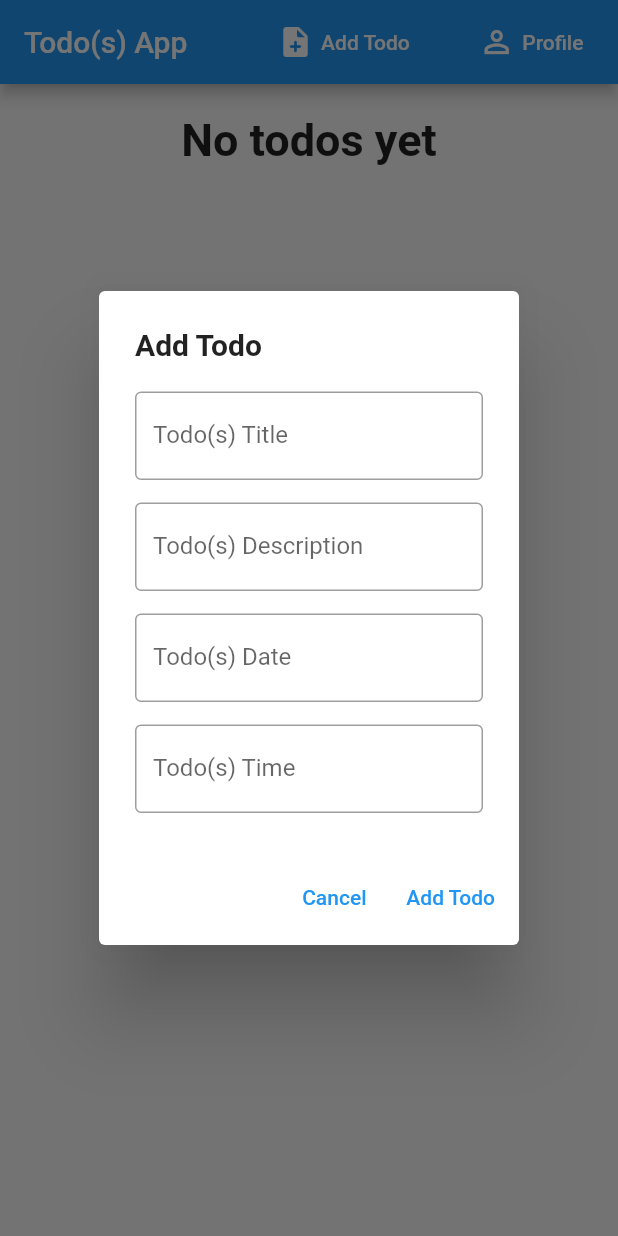
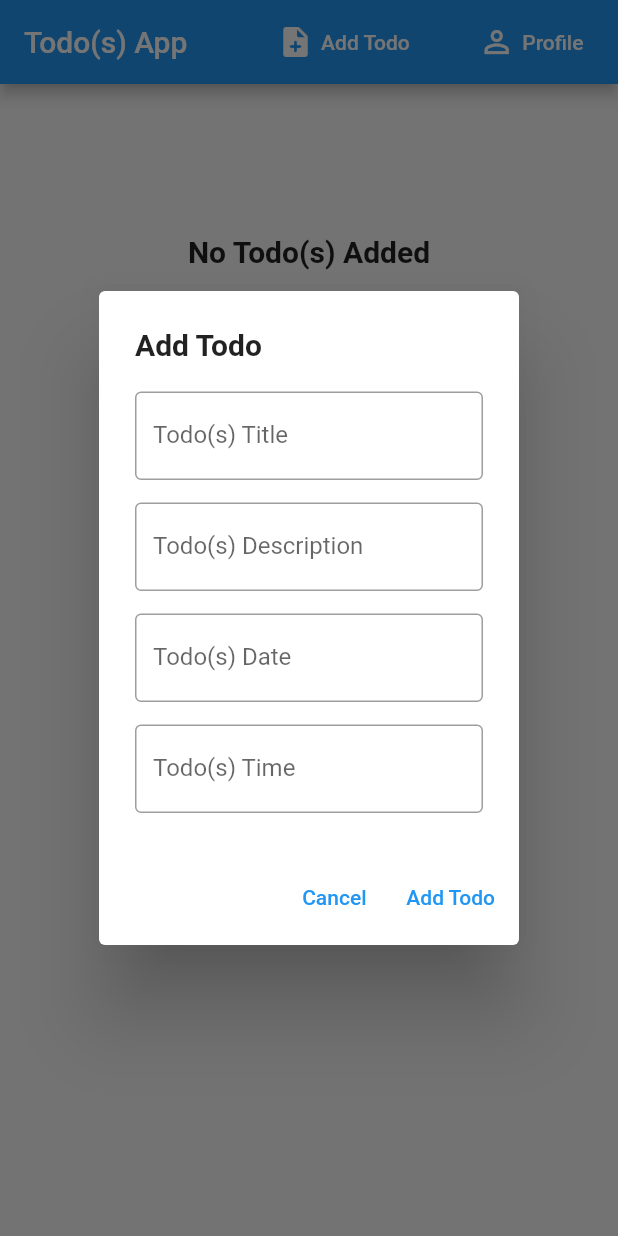
Before and after one commit to Muhariefliman/TodosApp-flutter, a Flutter app: the homePage screen opened directly with empty values, after a tap on "Add Todo", on a phone screen of 412 x 824 dp. Run offline on Flutter 3.47's test engine with Material 2 defaults, Android fonts, the phone set to English and light mode, and no system bars; our stand-ins replace get; network calls fail.

```diff
--- /dev/null
+++ b/todos_app/lib/controller/ListController.dart
@@ -0,0 +1,15 @@
+
+import 'package:get/get.dart';
+import 'package:todos_app/models/Todo.dart';
+
+class ListController extends GetxController{
+  List<Todo> todos = <Todo>[].obs;
+
+  updateTodos(List<Todo> todosW){
+    todos.clear();
+    for(Todo todo in todosW){
+      todos.add(todo);
+    }
+  }
+
+}
--- a/todos_app/lib/pages/home.dart
+++ b/todos_app/lib/pages/home.dart
@@ -1,25 +1,26 @@
-// ignore_for_file: prefer_const_constructors, prefer_is_empty, prefer_const_literals_to_create_immutables
+// ignore_for_file: prefer_const_constructors, prefer_is_empty, prefer_const_literals_to_create_immutables, must_be_immutable, use_key_in_widget_constructors, prefer_initializing_formals
 
 import 'package:flutter/material.dart';
 import 'package:todos_app/models/Todo.dart';
+import 'package:get/get.dart';
+
 import 'package:todos_app/models/User.dart';
 import 'package:todos_app/pages/profile.dart';
+
+import 'package:todos_app/widgets/add_todo.dart';
 import '../widgets/TodoView.dart';
-import 'package:get/get.dart';
+
+
+import 'package:todos_app/controller/ListController.dart';
 
 class homePage extends StatelessWidget {
   homePage(User user) {
     this.user = user;
-    todos = user.getTodos();
+    todoListController.updateTodos(user.getTodos());
   }
 
   late User user;
-  late List<Todo> todos;
-  final TextEditingController _titileController = TextEditingController();
-  final TextEditingController _descriptionController = TextEditingController();
-  final TextEditingController _dateController = TextEditingController();
-  final TextEditingController _timeController = TextEditingController();
-
+  final ListController todoListController = Get.put(ListController());
 
   @override
   Widget build(BuildContext context) {
@@ -32,69 +33,7 @@ class homePage extends StatelessWidget {
             child: TextButton(onPressed: (){
               showDialog(
                   context: context,
-                    builder: (BuildContext context) => AlertDialog(
-                    title: const Text('Add Todo', style: TextStyle(fontWeight: FontWeight.bold),),
-                    content: Column(
-                      mainAxisSize: MainAxisSize.min,
-                      children: [
-                        TextField(
-                          controller: _titileController,
-                          decoration: InputDecoration(
-                            border: OutlineInputBorder(),
-                            labelText: 'Todo(s) Title',
-                          ),
-                        ),
-                        SizedBox(height: 15,),
-                        TextField(
-                          controller: _descriptionController,
-                          decoration: InputDecoration(
-                            border: OutlineInputBorder(),
-                            labelText: 'Todo(s) Description',
-                          ),
-                        ),
-                        SizedBox(height: 15,),
-                        TextField(
-                          controller: _dateController,
-                          decoration: InputDecoration(
-                            border: OutlineInputBorder(),
-                            labelText: 'Todo(s) Date',
-                          ),
-                        ),
-                        SizedBox(height: 15,),
-                        TextField(
-                          controller: _timeController,
-                          decoration: InputDecoration(
-                            border: OutlineInputBorder(),
-                            labelText: 'Todo(s) Time',
-                          ),
-                        ),
-                      ],
-                    ),
-                    actions: <Widget>[
-                      TextButton(
-                        onPressed: () => {
-                          Navigator.pop(context),
-                        },
-                       child: Text('Cancel')
-                      ),
-                      TextButton(
-                        onPressed: () => {
-                          if(_titileController.text.isNotEmpty && _descriptionController.text.isNotEmpty && _dateController.text.isNotEmpty && _timeController.text.isNotEmpty) {
-                            user.addTodos(_titileController.text, _descriptionController.text, _dateController.text, _timeController.text),
-                            Navigator.pushAndRemoveUntil<dynamic>(
-                                    context,
-                                    MaterialPageRoute<dynamic>(
-                                      builder: (BuildContext context) => homePage(user),
-                                    ),
-                                    (route) => false,//if you want to disable back feature set to false
-                            ),
-                          }
-                        },
-                        child: const Text('Add Todo'),
-                      ),
-
-                    ],
-                  ),
+                    builder: (BuildContext context) => add_todos(user: user, todoListController: todoListController),
                 );
             }, child: Row(
               children: [
@@ -123,18 +62,23 @@ class homePage extends StatelessWidget {
       ),
       body: ListView(
         padding: EdgeInsets.symmetric(horizontal: 10),
-        // ignore: prefer_const_literals_to_create_immutables
         children: [
-          if(todos.isEmpty)
-            Center(
-              child: Container(
-                padding: EdgeInsets.all(20),
-                child: Text("No todos yet", style: TextStyle(fontSize: 30, fontWeight: FontWeight.bold),),
-              ),
-            ),
-          if(todos.isNotEmpty)
-            for(Todo todo in todos)
-              TodoView(todo, user),
+          Obx(() =>
+            todoListController.todos.length == 0 ?
+            Center(child: Column(
+              children: [
+                SizedBox(height: 100,),
+                Text("No Todo(s) Added", style: TextStyle(fontSize: 20, fontWeight: FontWeight.bold),),
+              ],
+            )) :
+            ListView.builder(
+              shrinkWrap: true,
+              itemCount: todoListController.todos.length,
+              itemBuilder: (BuildContext context, int index) {
+                return TodoView(todoListController.todos[index], user, todoListController);
+              },
+            )
+          ),
         ],
       ),
     );
--- a/todos_app/lib/pages/login.dart
+++ b/todos_app/lib/pages/login.dart
@@ -16,10 +16,7 @@ class loginPage extends StatelessWidget {
   final List<User> users = [];
 
   void addUsers(){
-    users.add(new User("ABC", "ABC", "ABC"));
-    users.add(new User("ABCD", "ABCD", "ABCD"));
-    users.add(new User("ABCDE", "ABCDE", "ABCDE"));
-    users.add(new User("ABCED", "ABCED", "ABCED"));
+    users.add(new User("Testing Name", "testing@testing.com", "testing"));
   }
 
   @override
@@ -105,8 +102,8 @@ class loginPage extends StatelessWidget {
                                 if(_emailController.text == user.email && _passwordController.text == user.password){
                                     Navigator.pushReplacement(context, MaterialPageRoute<void>(
                                       builder: (BuildContext context) => homePage(user),
-                                    ),
-                                  );
+                                      ),
+                                    );
                                   isValid = false;
                                 }
                               }
--- a/todos_app/lib/widgets/TodoView.dart
+++ b/todos_app/lib/widgets/TodoView.dart
@@ -1,6 +1,8 @@
 // ignore_for_file: prefer_const_constructors, file_names, prefer_const_literals_to_create_immutables, must_be_immutable, prefer_initializing_formals
 
 import 'package:flutter/material.dart';
+import 'package:get/get.dart';
+import 'package:todos_app/controller/ListController.dart';
 import 'package:todos_app/models/Todo.dart';
 import 'package:todos_app/models/User.dart';
 import 'package:todos_app/pages/home.dart';
@@ -8,12 +10,14 @@ import 'package:todos_app/pages/home.dart';
 
 class TodoView extends StatelessWidget {
 
-  TodoView(Todo todo, User user) {
+  TodoView(Todo todo, User user, ListController todoListController) {
     this.todo = todo;
     this.user = user;
+    this.todoListController = todoListController;
   }
   late User user;
   late Todo todo;
+  late ListController todoListController;
 
   @override
   Widget build(BuildContext context) {
@@ -101,13 +105,9 @@ class TodoView extends StatelessWidget {
                           child: Text("Yes"),
                           onPressed: (){
                             user.removeTodos(todo);
-                            Navigator.pushAndRemoveUntil<dynamic>(
-                                    context,
-                                    MaterialPageRoute<dynamic>(
-                                      builder: (BuildContext context) => homePage(user),
-                                    ),
-                                    (route) => false,//if you want to disable back feature set to false
-                            );
+                            todoListController.updateTodos(user.todos);
+                            Navigator.of(context).pop();
+                            Get.off(homePage(user));
                           },
                         ),
                       ],
--- /dev/null
+++ b/todos_app/lib/widgets/add_todo.dart
@@ -0,0 +1,98 @@
+import 'package:flutter/material.dart';
+import 'package:todos_app/models/User.dart';
+import 'package:todos_app/controller/ListController.dart';
+import 'package:todos_app/pages/home.dart';
+import 'package:get/get.dart';
+
+
+class add_todos extends StatelessWidget {
+  add_todos({
+    Key? key,
+    required this.user,
+    required this.todoListController,
+  }) : super(key: key);
+
+
+  final TextEditingController _titileController = TextEditingController();
+  final TextEditingController _descriptionController = TextEditingController();
+  final TextEditingController _dateController = TextEditingController();
+  final TextEditingController _timeController = TextEditingController();
+  final User user;
+  final ListController todoListController;
+
+  void clearTextField(){
+    _titileController.clear();
+    _descriptionController.clear();
+    _dateController.clear();
+    _timeController.clear();
+  }
+
+  @override
+  Widget build(BuildContext context) {
+    return AlertDialog(
+    title: const Text('Add Todo', style: TextStyle(fontWeight: FontWeight.bold),),
+    content: Column(
+      mainAxisSize: MainAxisSize.min,
+      children: [
+        TextField(
+          controller: _titileController,
+          decoration: InputDecoration(
+            border: OutlineInputBorder(),
+            labelText: 'Todo(s) Title',
+          ),
+        ),
+        SizedBox(height: 15,),
+        TextField(
+          controller: _descriptionController,
+          decoration: InputDecoration(
+            border: OutlineInputBorder(),
+            labelText: 'Todo(s) Description',
+          ),
+        ),
+        SizedBox(height: 15,),
+        TextField(
+          controller: _dateController,
+          decoration: InputDecoration(
+            border: OutlineInputBorder(),
+            labelText: 'Todo(s) Date',
+          ),
+        ),
+        SizedBox(height: 15,),
+        TextField(
+          controller: _timeController,
+          decoration: InputDecoration(
+            border: OutlineInputBorder(),
+            labelText: 'Todo(s) Time',
+          ),
+        ),
+      ],
+    ),
+    actions: <Widget>[
+      TextButton(
+        onPressed: () => {
+          Navigator.pop(context),
+        },
+       child: Text('Cancel')
+      ),
+      TextButton(
+        onPressed: () => {
+          if(_titileController.text.isNotEmpty && _descriptionController.text.isNotEmpty && _dateController.text.isNotEmpty && _timeController.text.isNotEmpty) {
+            user.addTodos(_titileController.text, _descriptionController.text, _dateController.text, _timeController.text),
+            todoListController.update(user.getTodos()),
+            clearTextField(),
+            Navigator.pop(context),
+            // Get.snackbar("Success", "Todos has been Created"),
+            Get.off(homePage(user)),
+            // Navigator.pushReplacement(context, MaterialPageRoute<void>(
+            //           builder: (BuildContext context) => homePage(user),
+            //           ),
+            // ),
+          }
+        },
+        child: const Text('Add Todo'),
+      ),
+
+    ],
+                  );
+  }
+}
```
